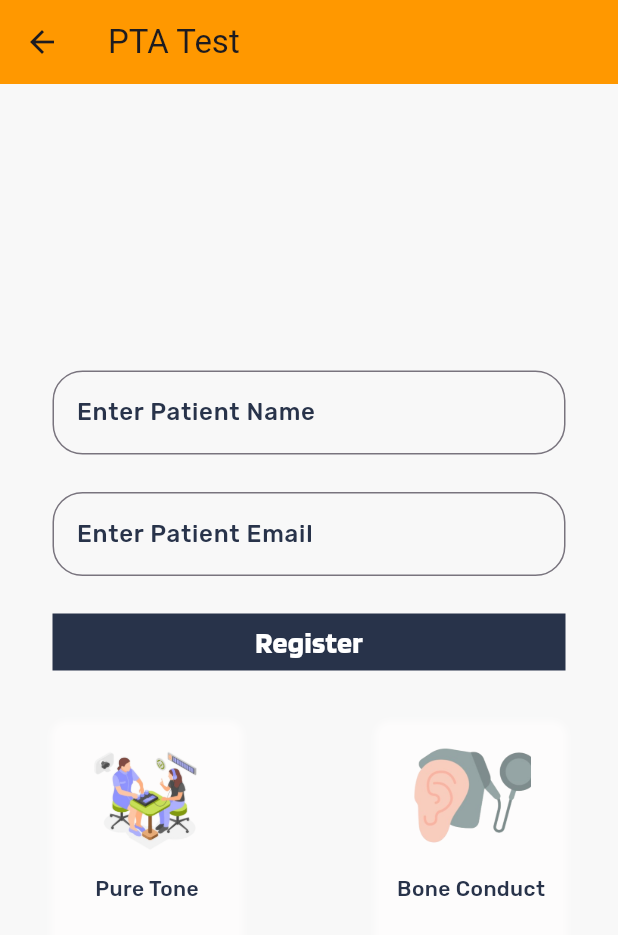
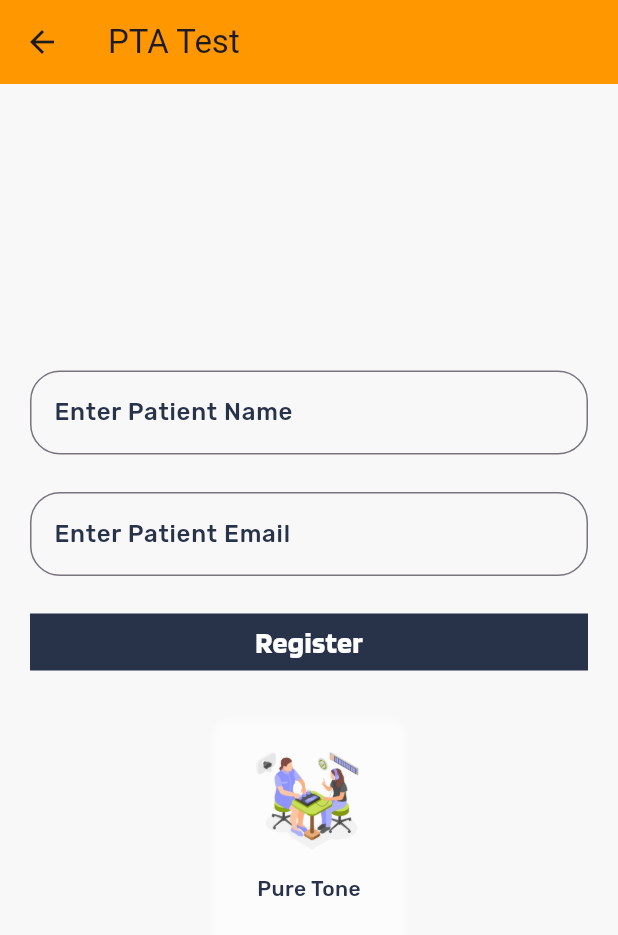
Before and after one commit to ShivangiPatel102/freq_fit, a Flutter app: the HomeScreen screen opened by its route, after a tap on "PTA Test", on a phone screen of 412 x 824 dp. Shown: the top 935 px of the screen. Run offline on Flutter 3.47's test engine with Material 3 defaults, Android fonts, the phone set to English and light mode, and no system bars; project files that could hold a hidden picture were left out.

Commit message:
Drawer icon Commit

```diff
--- a/lib/screens/homescreen.dart
+++ b/lib/screens/homescreen.dart
@@ -32,7 +32,7 @@ class HomeScreen extends StatelessWidget  {
               ),
             ),
             ListTile(
-              leading: const Icon(Icons.home_outlined),
+              leading: Image.asset('assets/icons/home.png',height: 20.0),
               title: const Text('Home'),
               onTap: () {
                 Navigator.pushNamed(context, '/home');
@@ -40,7 +40,7 @@ class HomeScreen extends StatelessWidget  {
             ),
 
             ListTile(
-              leading: const Icon(Icons.checklist_outlined),
+              leading: Image.asset('assets/icons/checklist.png',height: 19.0),
               title: const Text('Trial Test'),
               onTap: () {
                 Navigator.pushNamed(context, '/home');
@@ -48,7 +48,7 @@ class HomeScreen extends StatelessWidget  {
             ),
 
             ListTile(
-              leading: const Icon(Icons.health_and_safety_outlined),
+              leading: Image.asset('assets/icons/pta.png',height: 20.0),
               title: const Text('PTA Test'),
               onTap: () {
                 Navigator.pushNamed(context, '/ptaTest');
@@ -56,7 +56,7 @@ class HomeScreen extends StatelessWidget  {
             ),
 
             ListTile(
-              leading: const Icon(Icons.help_outline_outlined),
+              leading: Image.asset('assets/icons/books.png',height: 20.0),
               title: const Text('Tutorials'),
               onTap: () {
                 Navigator.pushNamed(context, '/home');
@@ -64,7 +64,7 @@ class HomeScreen extends StatelessWidget  {
             ),
 
             ListTile(
-              leading: const Icon(Icons.history),
+              leading: Image.asset('assets/icons/notepad.png',height: 20.0,),
               title: const Text('History'),
               onTap: () {
                 Navigator.pushNamed(context, '/home');
@@ -72,7 +72,7 @@ class HomeScreen extends StatelessWidget  {
             ),
 
             ListTile(
-              leading: const Icon(Icons.tag_faces_rounded),
+              leading: Image.asset('assets/icons/profile.png',height: 20.0,),
               title: const Text('Profile'),
               onTap: () {
                 Navigator.pushNamed(context, '/home');
--- a/lib/screens/ptaTest.dart
+++ b/lib/screens/ptaTest.dart
@@ -11,9 +11,8 @@ class PtaTest extends StatelessWidget {
         backgroundColor: Colors.orange,
         title: const Text('PTA Test'),
       ),
-      body: Container(
-
-        padding: const EdgeInsets.only(left: 35.0,right: 35.0),
+      body: Padding(
+        padding: const EdgeInsets.all(20.0),
         child: Column(
           mainAxisAlignment: MainAxisAlignment.center,
           children: [
@@ -45,7 +44,6 @@ class PtaTest extends StatelessWidget {
               },
               child: Container(
                 height: 38,
-                padding: const EdgeInsetsDirectional.only(),
                 width: MediaQuery.of(context).size.width,
                 color: const Color.fromRGBO(40, 51, 74, 1),
                 child: const Center(child: Text('Register',style: TextStyle(fontFamily: 'Blinker',fontSize: 20,color: Colors.white,fontWeight: FontWeight.w700))),
@@ -55,10 +53,10 @@ class PtaTest extends StatelessWidget {
             const SizedBox(height: 35.0,),
 
             Row(
-              mainAxisAlignment: MainAxisAlignment.spaceBetween,
+              mainAxisAlignment: MainAxisAlignment.center,
               children: [
                 SmallCard(imagePath: 'assets/icons/puretone.png', text: 'Pure Tone', onTap: (){}),
-                SmallCard(imagePath: 'assets/icons/boneConduct.png', text: 'Bone Conduct', onTap: (){}),
+                //SmallCard(imagePath: 'assets/icons/boneConduct.png', text: 'Bone Conduct', onTap: (){}),
               ],
             )
 
--- a/lib/screens/register.dart
+++ b/lib/screens/register.dart
@@ -43,8 +43,8 @@ class RegisterScreen extends StatelessWidget {
             const SizedBox(height: 10.0,),
 
             const Padding(
-              padding: const EdgeInsets.only(right: 10.0),
-              child: const TextField(decoration: InputDecoration(hintText: 'Hospital / Clinic name ',hintStyle: TextStyle(fontWeight: FontWeight.w100,fontFamily: 'Blinker',fontSize: 20,), ),),
+              padding:  EdgeInsets.only(right: 10.0),
+              child:  TextField(decoration: InputDecoration(hintText: 'Hospital / Clinic name ',hintStyle: TextStyle(fontWeight: FontWeight.w100,fontFamily: 'Blinker',fontSize: 20,), ),),
             ),
 
             const SizedBox(height: 10.0,),
@@ -70,7 +70,7 @@ class RegisterScreen extends StatelessWidget {
               mainAxisAlignment: MainAxisAlignment.center,
               children: [
                 const Text("Have an Account?",style: TextStyle(fontFamily: 'Blinker',fontSize: 15.0,fontWeight: FontWeight.normal),),
-                SizedBox(width: 5.0,),
+                const SizedBox(width: 5.0,),
                 GestureDetector(
                   onTap: () {
                     Navigator.pushNamed(context, '/login') ;                   },
```
